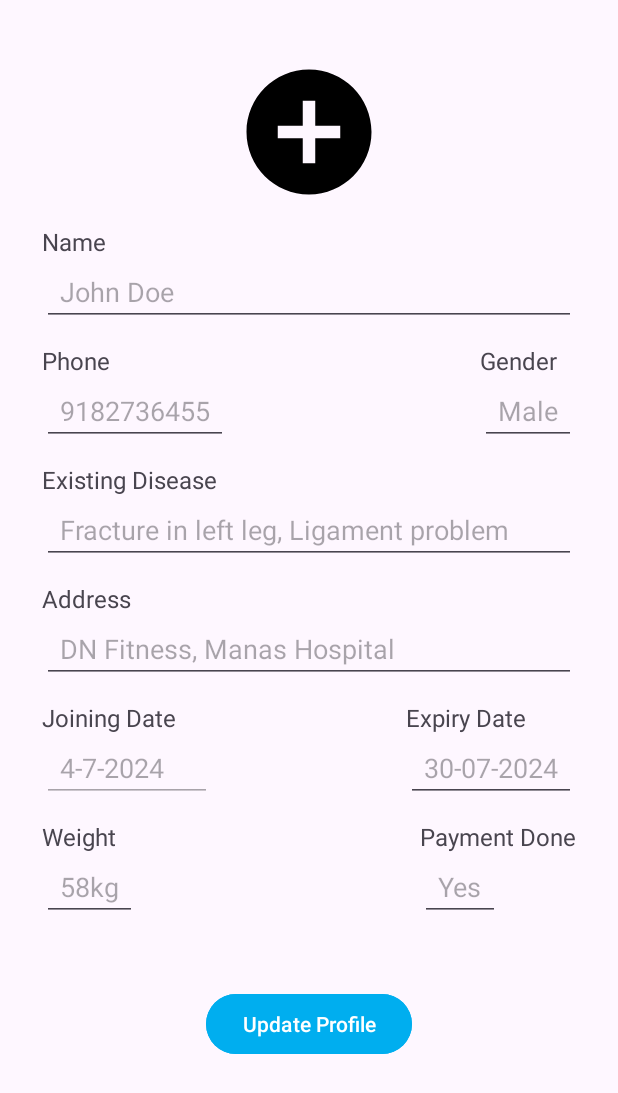
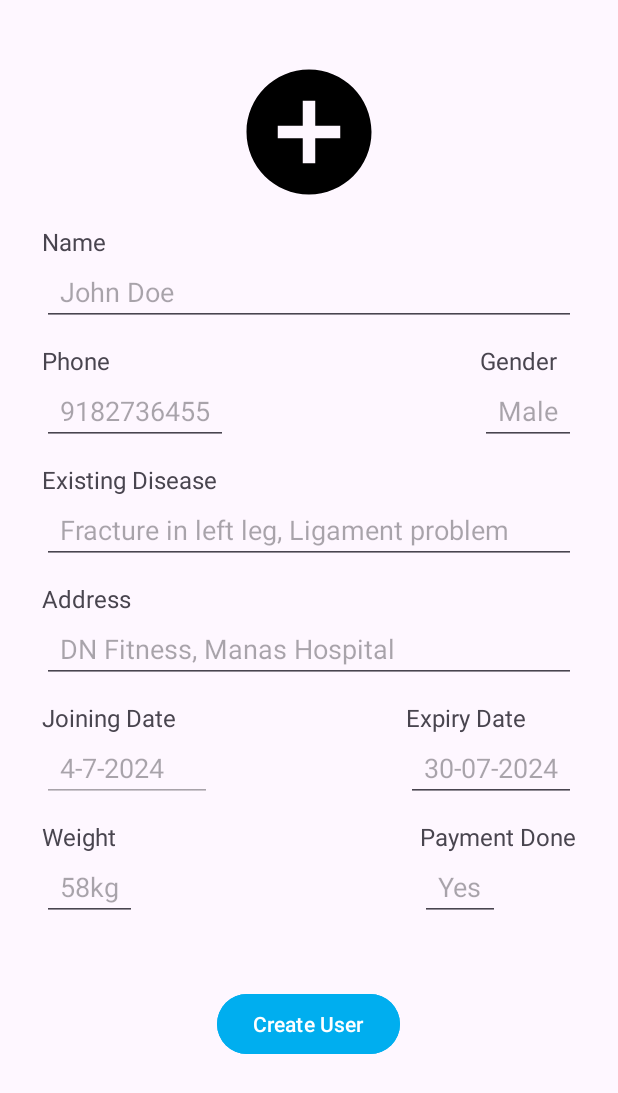
Before and after one commit to kokoite/Gym-reminder, an Android app: the UserFragment screen opened through its navigation route, on a phone screen of 412 x 824 dp. Shown: the top 1093 px of the screen. Run offline under Robolectric (Android 15) with nearby library versions, the phone set to English and light mode, and no system bars; our stand-ins replace CircleImageView, Room's generated code, navigation-ui.

Commit message:
Reverted search functionality and configured user Fragment with current state, corrected filter logic

```diff
--- a/app/src/main/java/com/example/gymreminder/ui/HomeFragment.kt
+++ b/app/src/main/java/com/example/gymreminder/ui/HomeFragment.kt
@@ -62,7 +62,7 @@ import kotlin.math.abs
 class HomeFragment : Fragment() {
     private var _binding: FragmentHomeBinding? = null
     private val binding: FragmentHomeBinding get() = _binding!!
-    private lateinit var searchView: EditText
+    private lateinit var searchView: androidx.appcompat.widget.SearchView
     private lateinit var  userListAdapter: UserListAdapter
     private lateinit var userListRecyclerView: RecyclerView
     private lateinit var createButton: FloatingActionButton
@@ -94,6 +94,7 @@ class HomeFragment : Fragment() {
         configureCreateUserButton()
         fetchUsers()
         requestPermission()
+        showBottomSheet()
         val notificationService = NotificationService(requireContext().applicationContext)
         notificationService.showNotification(20)
         return binding.root
@@ -185,50 +186,22 @@ class HomeFragment : Fragment() {
     }
 
     private fun configureSearchView() {
-        searchView = binding.searchView
-        closeButton = binding.closeIcon
-        filterButton = binding.filterIcon
-        searchButton = binding.searchIcon
-        searchView.addTextChangedListener { text ->
-            if(text?.isNotEmpty() == true) {
-                closeButton.visibility = View.VISIBLE
-                closeButton.setBackgroundTint(R.color.black)
-                searchButton.setBackgroundTint(R.color.black)
-                filterButton.setBackgroundTint(R.color.black)
-                if(text.toString().last() == '\n') {
-                    viewModel.filterUser(UserFilter.NameFilter(text.toString()))
-                    val txt = text.toString().filter {
-                        it != '\n'
-                    }
-                    searchView.setText(txt)
-                    searchView.clearFocus()
-                } else {
-                    viewModel.filterUser(UserFilter.NameFilter(text.toString()))
-                }
-            } else {
-                closeButton.visibility = View.INVISIBLE
+        searchView = binding.searchField
+        searchView.isFocusedByDefault = false
+        searchView.setOnQueryTextListener(object: androidx.appcompat.widget.SearchView.OnQueryTextListener {
+            override fun onQueryTextSubmit(query: String?): Boolean {
+                hideKeyboard()
+                viewModel.filterUser(UserFilter.NameFilter(query ?: ""))
+                return true
             }
 
-            closeButton.setOnClickListener {
-                searchView.setText("")
-                it.visibility = View.GONE
-                searchButton.setBackgroundTint(R.color.lightGray)
-                filterButton.setBackgroundTint(R.color.lightGray)
-                closeButton.setBackgroundTint(R.color.lightGray)
+            override fun onQueryTextChange(newText: String?): Boolean {
+                newText?.let {
+                    viewModel.filterUser(UserFilter.NameFilter(it))
+                }
+                return true
             }
-        }
-
-
-        filterButton.setOnClickListener {
-            showBottomSheet()
-        }
-
-        searchButton.setOnClickListener {
-            val text = searchView.text.toString()
-            if(text.length > 1) {
-                viewModel.filterUser(UserFilter.NameFilter(text))
-            }
-        }
+        })
     }
 
     private fun configureCreateUserButton() {
--- a/app/src/main/java/com/example/gymreminder/ui/UserFragment.kt
+++ b/app/src/main/java/com/example/gymreminder/ui/UserFragment.kt
@@ -51,17 +51,11 @@ class UserFragment : Fragment() {
     private lateinit var deleteButton: Button
     private lateinit var separatorView: View
 
-
     companion object {
         const val TAG = "GymApp"
     }
 
     // MARK :- Lifecycle methods
-
-    override fun onCreate(savedInstanceState: Bundle?) {
-        super.onCreate(savedInstanceState)
-        Log.d(TAG, "onCreate UserFragment $currentState")
-    }
 
     override fun onCreateView(
         inflater: LayoutInflater, container: ViewGroup?,
@@ -71,6 +65,7 @@ class UserFragment : Fragment() {
         setupProfile()
         setupViewModel()
         addFragmentResultListener()
+        configureCurrentState()
         return binding.root
     }
 
@@ -137,7 +132,7 @@ class UserFragment : Fragment() {
         }
         profileActionButton.setOnClickListener {
             val user = createUserFromField()
-            viewModel.createUser(user)
+            viewModel.createMultipleUser(user)
         }
 
         profileImage.setOnClickListener {
--- a/app/src/main/java/com/example/gymreminder/usecase/FilterUsersImpl.kt
+++ b/app/src/main/java/com/example/gymreminder/usecase/FilterUsersImpl.kt
@@ -57,7 +57,7 @@ class FilterUsersImpl(val dao: UserDao): FilterUsers {
                         users.filter {
                             val expiryTime = convertToStringToMillis(it.expiryDate)
                             val currentTime = System.currentTimeMillis()
-                            (expiryTime <= currentTime + expiryDays *  milisecondInDay)
+                            (expiryTime <= currentTime + ((expiryDays+1) *  milisecondInDay))
 
                         }.map {
                             UserSummary(it.userId,it.name, it.phoneNumber, it.joiningDate, it.expiryDate, it.photo)
@@ -90,7 +90,7 @@ class FilterUsersImpl(val dao: UserDao): FilterUsers {
     }
 
     private fun convertToStringToMillis(curDate: String): Long {
-        val dateFormat = SimpleDateFormat("yyyy-mm-dd", Locale.getDefault())
+        val dateFormat = SimpleDateFormat("d-MM-yyyy", Locale.getDefault())
         var timeInMilis: Long = 0
         try {
             timeInMilis = dateFormat.parse(curDate)?.time ?: throw IllegalArgumentException("Invalid format")
```
Also changed, not shown: app/src/main/java/com/example/gymreminder/dump.kt (added, +115 -0 lines), app/src/main/res/layout/fragment_home.xml (+10 -57 lines).
